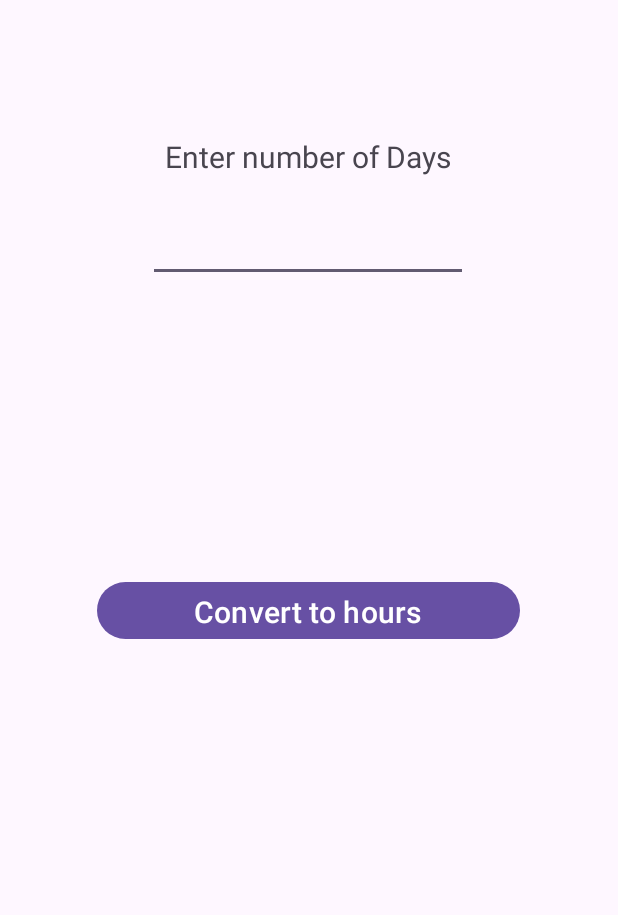
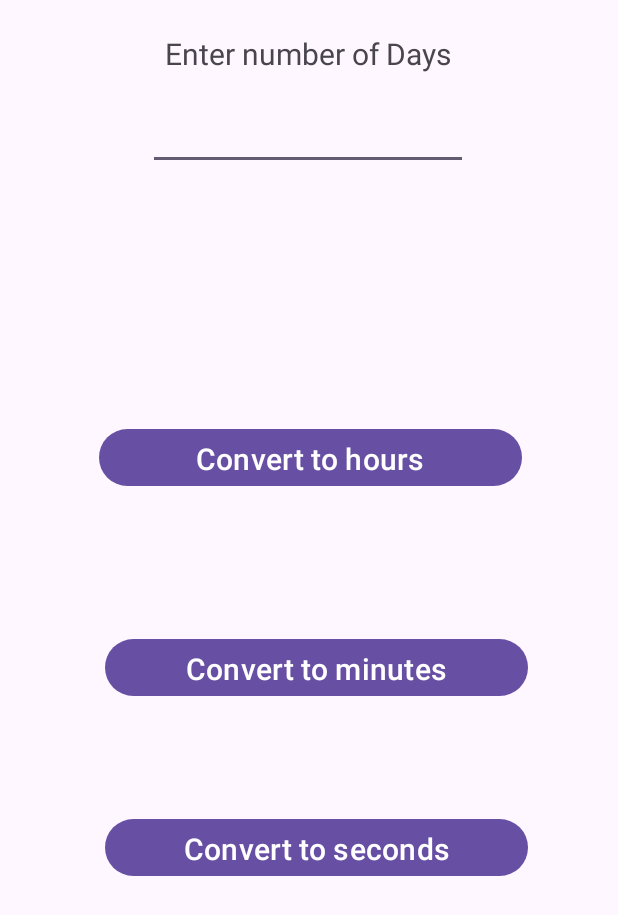
Before and after one commit to AnoopVL/unitConverter-Android, an Android app: the screen it shows after launch (MainActivity), on a phone screen of 412 x 824 dp. Shown: the top 915 px of the screen. Run offline under Robolectric (Android 15) with nearby library versions, the phone set to English and light mode, and no system bars.

Commit message:
hours Converter done

```diff
--- a/app/src/main/java/com/example/unitconverter/MainActivity.java
+++ b/app/src/main/java/com/example/unitconverter/MainActivity.java
@@ -2,6 +2,7 @@ package com.example.unitconverter;
 
 import androidx.appcompat.app.AppCompatActivity;
 
+import android.annotation.SuppressLint;
 import android.os.Bundle;
 import android.view.View;
 import android.widget.Button;
@@ -22,11 +23,24 @@ public class MainActivity extends AppCompatActivity {
         textView = findViewById(R.id.textView2);
         editText = findViewById(R.id.editTextText);
         button.setOnClickListener(new View.OnClickListener() {
+           @SuppressLint("SetTextI18n")
             @Override
             public void onClick(View v) {
-                Toast.makeText(MainActivity.this, "On click listener worked !!", Toast.LENGTH_SHORT).show();
+//                Toast.makeText(MainActivity.this, "Conversion Completed", Toast.LENGTH_SHORT).show();
+                String dayIP = editText.getText().toString();
+                int days = Integer.parseInt(dayIP);
+                int hours = days*24;
+                String hoursOP = String.valueOf(hours);
+                textView.setText("Total hours in "+days+" days is : "+hoursOP);
             }
         });
+    }
+//    private void hideKeyboard() {
+//        View view = this.getCurrentFocus();
+//        if (view != null) {
+//            InputMethodManager imm = (InputMethodManager) getSystemService(Context.INPUT_METHOD_SERVICE);
+//            imm.hideSoftInputFromWindow(view.getWindowToken(), 0);
+//        }
+//    }
 
-    }
 }
--- a/app/src/main/res/layout/activity_main.xml
+++ b/app/src/main/res/layout/activity_main.xml
@@ -5,6 +5,62 @@
     android:layout_width="match_parent"
     android:layout_height="match_parent"
     tools:context=".MainActivity">
+
+    <TextView
+        android:id="@+id/textView2"
+        android:layout_width="409dp"
+        android:layout_height="48dp"
+        android:gravity="center"
+        android:textSize="20sp"
+        app:layout_constraintBottom_toBottomOf="parent"
+        app:layout_constraintEnd_toEndOf="parent"
+        app:layout_constraintStart_toStartOf="parent"
+        app:layout_constraintTop_toTopOf="parent"
+        app:layout_constraintVertical_bias="0.585" />
+
+    <Button
+        android:id="@+id/button"
+        android:layout_width="282dp"
+        android:layout_height="46dp"
+        android:layout_marginEnd="60dp"
+        android:layout_marginRight="60dp"
+        android:layout_marginBottom="236dp"
+        android:text="Convert to seconds"
+        android:textSize="20sp"
+        app:layout_constraintBottom_toBottomOf="parent"
+        app:layout_constraintEnd_toEndOf="parent"
+        app:layout_constraintHorizontal_bias="0.496"
+        app:layout_constraintStart_toStartOf=""
+        app:layout_constraintTop_toBottomOf=""
+        app:layout_constraintVertical_bias="0.11" />
+
+    <TextView
+        android:id="@+id/textView2"
+        android:layout_width="409dp"
+        android:layout_height="48dp"
+        android:gravity="center"
+        android:textSize="20sp"
+        app:layout_constraintBottom_toBottomOf="parent"
+        app:layout_constraintEnd_toEndOf="parent"
+        app:layout_constraintStart_toStartOf="parent"
+        app:layout_constraintTop_toTopOf="parent"
+        app:layout_constraintVertical_bias="0.411" />
+
+    <Button
+        android:id="@+id/button"
+        android:layout_width="282dp"
+        android:layout_height="46dp"
+        android:layout_marginEnd="60dp"
+        android:layout_marginRight="60dp"
+        android:layout_marginBottom="356dp"
+        android:text="Convert to minutes"
+        android:textSize="20sp"
+        app:layout_constraintBottom_toBottomOf="parent"
+        app:layout_constraintEnd_toEndOf="parent"
+        app:layout_constraintHorizontal_bias="0.496"
+        app:layout_constraintStart_toStartOf=""
+        app:layout_constraintTop_toBottomOf=""
+        app:layout_constraintVertical_bias="0.11" />
 
     <EditText
         android:id="@+id/editTextText"
@@ -17,7 +73,7 @@
         app:layout_constraintHorizontal_bias="0.497"
         app:layout_constraintStart_toStartOf="parent"
         app:layout_constraintTop_toTopOf="parent"
-        app:layout_constraintVertical_bias="0.183" />
+        app:layout_constraintVertical_bias="0.087" />
 
     <TextView
         android:id="@+id/textView"
@@ -30,30 +86,33 @@
         app:layout_constraintHorizontal_bias="0.497"
         app:layout_constraintStart_toStartOf="parent"
         app:layout_constraintTop_toTopOf="parent"
-        app:layout_constraintVertical_bias="0.787" />
+        app:layout_constraintVertical_bias="0.545" />
 
     <Button
         android:id="@+id/button"
         android:layout_width="282dp"
         android:layout_height="46dp"
+        android:layout_marginEnd="64dp"
+        android:layout_marginRight="64dp"
+        android:layout_marginBottom="496dp"
         android:text="Convert to hours"
         android:textSize="20sp"
         app:layout_constraintBottom_toBottomOf="parent"
         app:layout_constraintEnd_toEndOf="parent"
         app:layout_constraintHorizontal_bias="0.496"
-        app:layout_constraintStart_toStartOf="parent"
-        app:layout_constraintTop_toBottomOf="@+id/editTextText"
-        app:layout_constraintVertical_bias="0.332" />
+        app:layout_constraintStart_toStartOf=""
+        app:layout_constraintTop_toBottomOf=""
+        app:layout_constraintVertical_bias="0.11" />
 
     <TextView
         android:id="@+id/textView2"
-        android:layout_width="282dp"
-        android:layout_height="27dp"
+        android:layout_width="409dp"
+        android:layout_height="48dp"
+        android:gravity="center"
         android:textSize="20sp"
-        app:layout_constraintBottom_toTopOf="@+id/button"
+        app:layout_constraintBottom_toBottomOf="parent"
         app:layout_constraintEnd_toEndOf="parent"
-        app:layout_constraintHorizontal_bias="0.498"
         app:layout_constraintStart_toStartOf="parent"
-        app:layout_constraintTop_toBottomOf="@+id/editTextText"
-        app:layout_constraintVertical_bias="0.868" />
+        app:layout_constraintTop_toTopOf="parent"
+        app:layout_constraintVertical_bias="0.204" />
 </androidx.constraintlayout.widget.ConstraintLayout>
```
